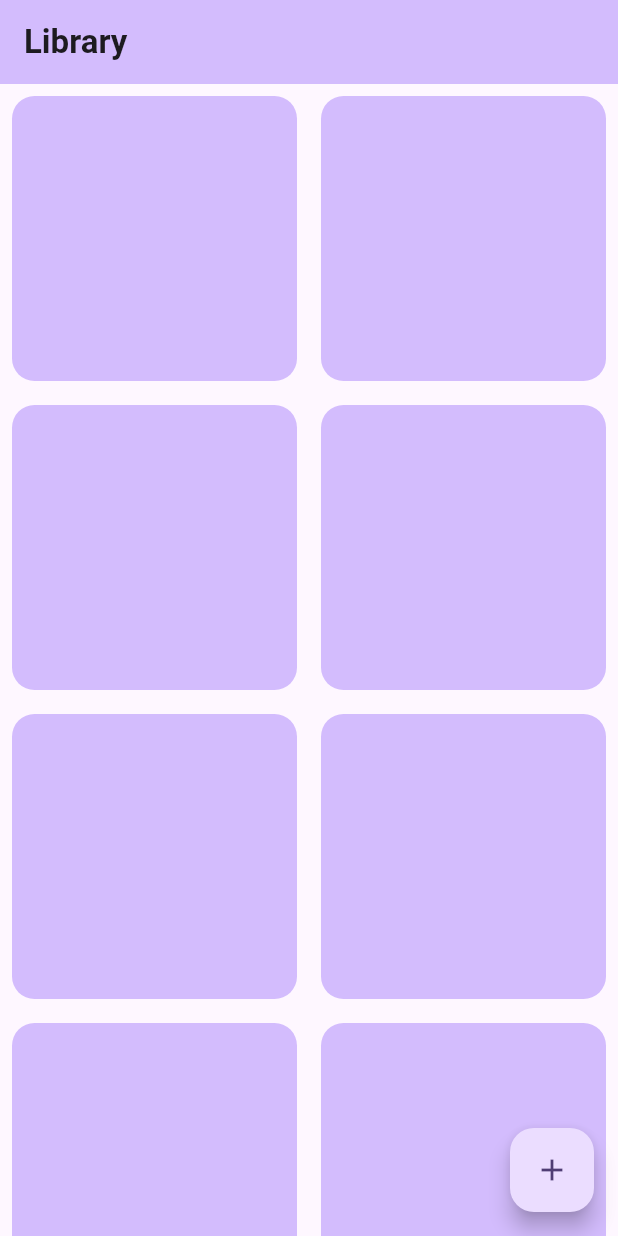
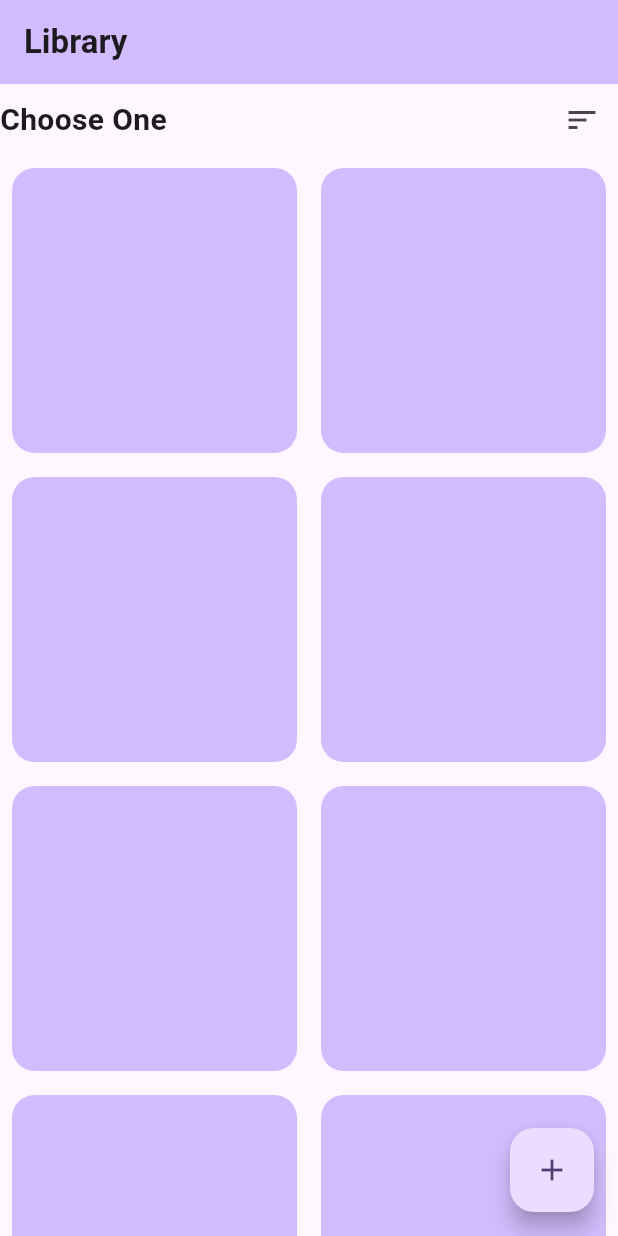
Before and after one commit to vskvj3/Ambience, a Flutter app: the screen it shows after launch, on a phone screen of 412 x 824 dp. Run offline on Flutter 3.47's test engine with Material 2 defaults, Android fonts, the light colour scheme and no system bars.

Commit message:
feat: clickable tiles in gridview

```diff
--- a/lib/screens/homepage.dart
+++ b/lib/screens/homepage.dart
@@ -20,13 +20,32 @@ class _MyHomePageState extends State<MyHomePage> {
             style: TextStyle(fontWeight: FontWeight.bold),
           ),
         ),
-        body: GridView.builder(
+        body: Column(
+          children: [
+            Row(
+              mainAxisAlignment: MainAxisAlignment.spaceBetween,
+              children: [
+                const Text(
+                  "Choose One",
+                  style: TextStyle(fontWeight: FontWeight.bold, fontSize: 20),
+                ),
+                IconButton(
+                  onPressed: () {},
+                  icon: const Icon(Icons.sort),
+                )
+              ],
+            ),
+            Expanded(
+              child: GridView.builder(
                   itemCount: 30,
                   gridDelegate: const SliverGridDelegateWithFixedCrossAxisCount(
                       crossAxisCount: 2),
                   itemBuilder: (context, index) {
                     return const BookCard();
                   }),
+            ),
+          ],
+        ),
         floatingActionButton: FloatingActionButton(
           onPressed: () {},
           tooltip: "Add books",
--- a/lib/screens/playpage.dart
+++ b/lib/screens/playpage.dart
@@ -5,7 +5,8 @@ class PlayScreen extends StatelessWidget {
 
   @override
   Widget build(BuildContext context) {
-    return Scaffold(
+    return SafeArea(
+      child: Scaffold(
         appBar: AppBar(
           backgroundColor: Theme.of(context).colorScheme.inversePrimary,
           title: const Text(""),
@@ -27,6 +28,7 @@ class PlayScreen extends StatelessWidget {
                 semanticsValue: "hello",
               ),
             ],
+          ),
         ),
       ),
     );
--- a/lib/widgets/book_card.dart
+++ b/lib/widgets/book_card.dart
@@ -1,3 +1,4 @@
+import 'package:audiobook_player/screens/playpage.dart';
 import 'package:flutter/material.dart';
 
 class BookCard extends StatelessWidget {
@@ -9,12 +10,21 @@ class BookCard extends StatelessWidget {
   Widget build(BuildContext context) {
     return Padding(
       padding: const EdgeInsets.all(8.0),
-      child: Container(
-        decoration: BoxDecoration(
-            borderRadius: BorderRadius.circular(15),
-            color: Theme.of(context).colorScheme.inversePrimary),
-        height: 70,
-        width: 40,
+      child: GestureDetector(
+        onTap: () {
+          Navigator.of(context).push(
+            MaterialPageRoute(
+              builder: (context) => const PlayScreen(),
+            ),
+          );
+        },
+        child: Container(
+          decoration: BoxDecoration(
+              borderRadius: BorderRadius.circular(15),
+              color: Theme.of(context).colorScheme.inversePrimary),
+          height: 100,
+          width: 40,
+        ),
       ),
     );
   }
```
Also changed, not shown: lib/screens/book_details.dart (+12 -0 lines), lib/screens/add_books.dart (added). Lines whose indentation alone changed are shown as unchanged.
